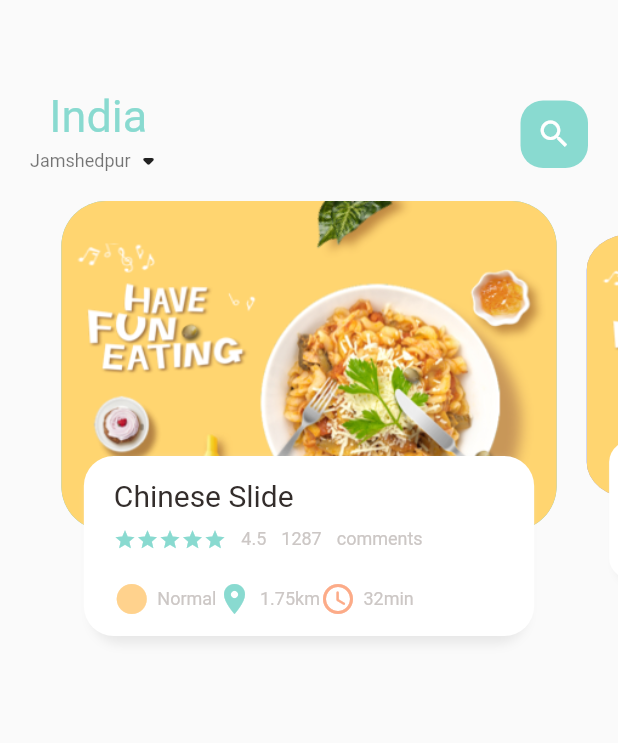
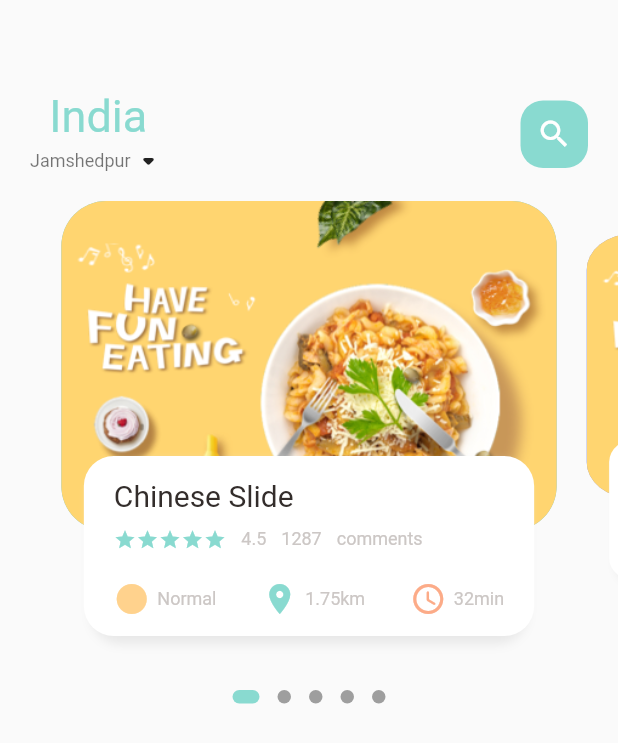
Before and after one commit to raunakb03/flutter_food_application, a Flutter app: the screen it shows after launch, on a phone screen of 412 x 824 dp. Shown: the top 743 px of the screen. Run offline on Flutter 3.47's test engine with Material 2 defaults, Android fonts, the light colour scheme and no system bars; drawn by our look-alikes of dots_indicator.

Commit message:
creating navigation dots and fixing icons styling

```diff
--- a/lib/home/food_page_body.dart
+++ b/lib/home/food_page_body.dart
@@ -1,3 +1,4 @@
+import 'package:dots_indicator/dots_indicator.dart';
 import 'package:flutter/material.dart';
 import 'package:food_app/utils/colors.dart';
 import 'package:food_app/widgets/big_text.dart';
@@ -37,7 +38,9 @@ class _FoodPageBodyState extends State<FoodPageBody> {
 
   @override
   Widget build(BuildContext context) {
-    return Container(
+    return Column(
+      children: [
+        Container(
           height: 320,
           child: PageView.builder(
               controller: pageController,
@@ -45,6 +48,20 @@ class _FoodPageBodyState extends State<FoodPageBody> {
               itemBuilder: (context, position) {
                 return _buildPageItem(position);
               }),
+        ),
+        DotsIndicator(
+          dotsCount: 5,
+          position: _currPageValue,
+          decorator: DotsDecorator(
+            size: const Size.square(9.0),
+            activeSize: const Size(18.0, 9.0),
+            activeColor: AppColors.mainColor,
+            activeShape: RoundedRectangleBorder(
+              borderRadius: BorderRadius.circular(10),
+            ),
+          ),
+        )
+      ],
     );
   }
 
@@ -147,6 +164,7 @@ class _FoodPageBodyState extends State<FoodPageBody> {
                     ),
                     const SizedBox(height: 20),
                     Row(
+                      mainAxisAlignment: MainAxisAlignment.spaceBetween,
                       children: [
                         IconAndTextWidget(
                           text: 'Normal',
--- a/lib/home/main_food_page.dart
+++ b/lib/home/main_food_page.dart
@@ -19,6 +19,7 @@ class _MainFoodPageState extends State<MainFoodPage> {
     return Scaffold(
       body: Column(
         children: [
+          // header
           Container(
             child: Container(
               margin: const EdgeInsets.only(
@@ -63,6 +64,7 @@ class _MainFoodPageState extends State<MainFoodPage> {
               ),
             ),
           ),
+          // body
           const FoodPageBody(),
         ],
       ),
--- a/pubspec.yaml
+++ b/pubspec.yaml
@@ -32,6 +32,7 @@ dependencies:
   flutter:
     sdk: flutter
   get: ^4.1.4
+  dots_indicator: ^2.0.0
 
 
   # The following adds the Cupertino Icons font to your application.
```
Also changed, not shown: pubspec.lock. Lines whose indentation alone changed are shown as unchanged.
